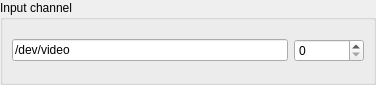
This is src/display/qt/windows/ControlPanel/Capture/InputChannel.ui in mrehkopf/vcs as Qt 5 draws it before an edit. The edited form follows.
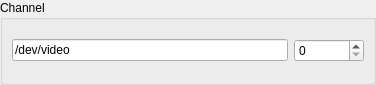
This is the edited form.

Patch:
```diff
--- a/src/display/qt/windows/ControlPanel/Capture/InputChannel.ui
+++ b/src/display/qt/windows/ControlPanel/Capture/InputChannel.ui
@@ -32,7 +32,7 @@
    <item>
     <widget class="QGroupBox" name="groupBox_channelSelect">
      <property name="title">
-      <string>Input channel</string>
+      <string>Channel</string>
      </property>
      <layout class="QVBoxLayout" name="verticalLayout_2">
       <property name="topMargin">
```
